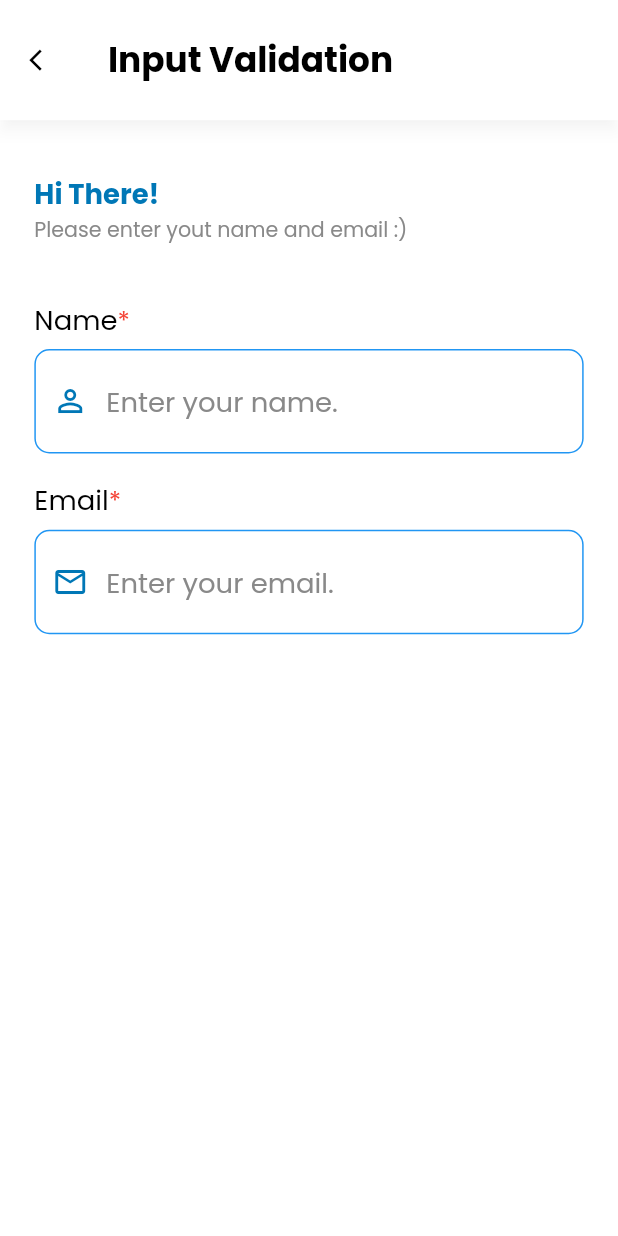
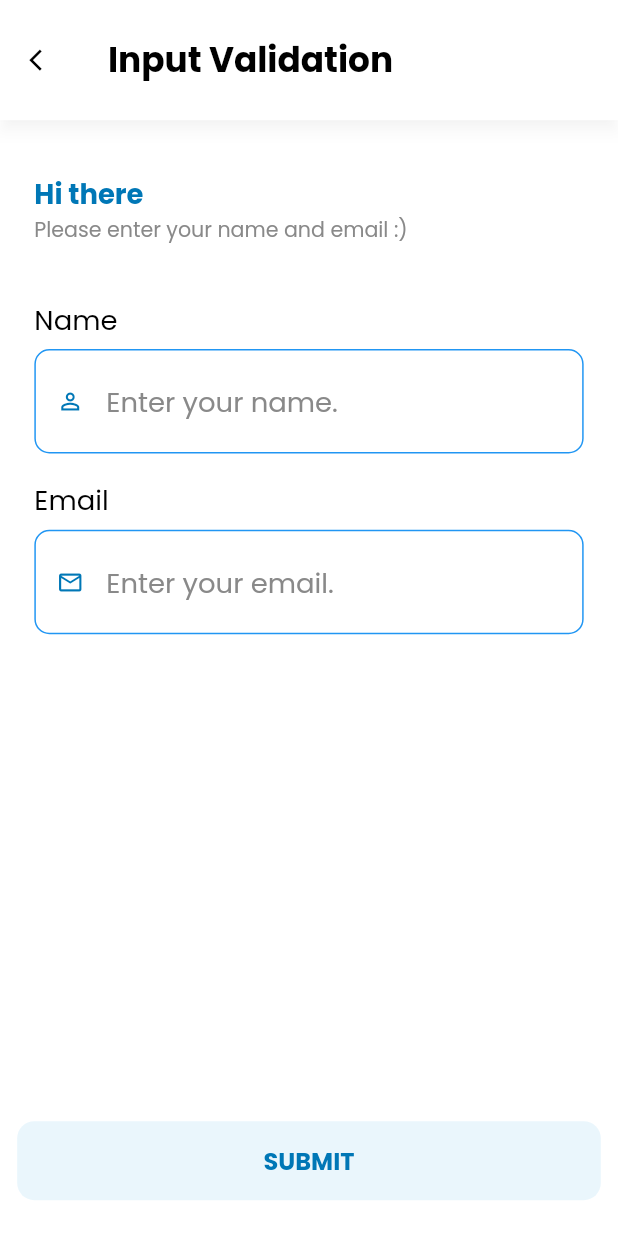
Before and after one commit to mazharaa/playground_news, a Flutter app: the InputValidationPage screen opened by its route, on a phone screen of 412 x 824 dp. Run offline on Flutter 3.47's test engine with Material 2 defaults, Android fonts, the phone set to English and light mode, and no system bars; our stand-ins replace auto_route, bloc, flutter_bloc, flutter_screenutil, flutter_svg, fluttertoast and 3 more.

Commit message:
Add Input Validation Page
Add Input validation page and it's function with Cubit

```diff
--- /dev/null
+++ b/lib/playground/application/input_validation_cubit/input_validation_cubit.dart
@@ -0,0 +1,39 @@
+import 'package:bloc/bloc.dart';
+import 'package:flutter/material.dart';
+import 'package:freezed_annotation/freezed_annotation.dart';
+import 'package:playground_news/playground/domain/input_validation/input_validation_entity.dart';
+
+part 'input_validation_cubit.freezed.dart';
+part 'input_validation_state.dart';
+
+class InputValidationCubit extends Cubit<InputValidationState> {
+  late TextEditingController nameController;
+  late TextEditingController emailController;
+
+  InputValidationCubit() : super(InputValidationState.initial()) {
+    nameController = TextEditingController()
+      ..addListener(() {
+        inputName(nameController.text);
+      });
+
+    emailController = TextEditingController()
+      ..addListener(() {
+        inputEmail(emailController.text);
+      });
+  }
+  void inputName(String val) {
+    emit(state.unmodified.copyWith.model(name: val));
+  }
+
+  void inputEmail(String val) {
+    emit(state.unmodified.copyWith.model(email: val));
+  }
+
+  void submit() {
+    if (state.model.failureOption.isNone()) {
+      emit(state.copyWith(changeStates: true));
+    } else {
+      emit(state.unmodified.copyWith(showError: true));
+    }
+  }
+}
--- /dev/null
+++ b/lib/playground/application/input_validation_cubit/input_validation_state.dart
@@ -0,0 +1,34 @@
+part of 'input_validation_cubit.dart';
+
+@freezed
+class InputValidationState with _$InputValidationState {
+  const InputValidationState._();
+  const factory InputValidationState({
+    required InputValidationEntity model,
+    required bool showError,
+    required bool changeStates,
+  }) = _InputVlidationState;
+
+  factory InputValidationState.initial() => InputValidationState(
+        model: InputValidationEntity.empty(),
+        showError: false,
+        changeStates: false,
+      );
+
+  InputValidationState get unmodified => copyWith(changeStates: false);
+
+  String? get showNameError => showError ? model.nameErrorMsg : null;
+  String? get showemailError => showError ? model.emailErrorMsg : null;
+
+  String get title {
+    if (!changeStates) return 'Hi there';
+
+    return 'Hi ${model.name}!';
+  }
+
+  String get description {
+    if (!changeStates) return 'Please enter your name and email :)';
+
+    return 'Your email was ${model.email} :)';
+  }
+}
--- /dev/null
+++ b/lib/playground/domain/input_validation/input_validation_entity.dart
@@ -0,0 +1,51 @@
+import 'package:flutter/foundation.dart';
+import 'package:fpdart/fpdart.dart';
+import 'package:freezed_annotation/freezed_annotation.dart';
+import 'package:playground_news/playground/domain/core/form_failure.dart';
+import 'package:playground_news/playground/domain/core/form_validator.dart';
+
+part 'input_validation_entity.freezed.dart';
+
+@freezed
+class InputValidationEntity with _$InputValidationEntity {
+  const InputValidationEntity._();
+  const factory InputValidationEntity({
+    required String name,
+    required String email,
+  }) = _InputValidationEntity;
+
+  factory InputValidationEntity.empty() => const InputValidationEntity(
+        name: '',
+        email: '',
+      );
+
+  Option<FormFailure> get failureOption {
+    return FormValidator.emptyValidator(name)
+        .andThen(() => FormValidator.emailValidator(email))
+        .fold(
+          (failure) => some(failure),
+          (_) => none(),
+        );
+  }
+
+  String? get nameErrorMsg {
+    return FormValidator.emptyValidator(name).fold(
+      (failure) => failure.maybeWhen(
+        orElse: () => null,
+        empty: () => 'Name must not be empty',
+      ),
+      (data) => null,
+    );
+  }
+
+  String? get emailErrorMsg {
+    return FormValidator.emailValidator(email).fold(
+      (failure) => failure.when(
+        empty: () => 'Email must not be emty',
+        tooLong: () => 'Email is too long',
+        invalidEmailAddress: () => 'Invalid email address',
+      ),
+      (data) => null,
+    );
+  }
+}
--- a/lib/playground/presentation/input_validation/input_validation_page.dart
+++ b/lib/playground/presentation/input_validation/input_validation_page.dart
@@ -1,8 +1,10 @@
 import 'package:auto_route/auto_route.dart';
 import 'package:flutter/material.dart';
+import 'package:flutter_bloc/flutter_bloc.dart';
 import 'package:playground_news/core/commons/color_const.dart';
 import 'package:playground_news/core/utils/text_theme_extension.dart';
 import 'package:playground_news/core/utils/ui_helper.dart';
+import 'package:playground_news/playground/application/input_validation_cubit/input_validation_cubit.dart';
 import 'package:playground_news/presentation/commons/widgets/input_text_field.dart';
 
 @RoutePage()
@@ -11,6 +13,10 @@ class InputValidationPage extends StatelessWidget {
 
   @override
   Widget build(BuildContext context) {
+    return BlocProvider(
+      create: (context) => InputValidationCubit(),
+      child: Builder(
+        builder: (context) {
           return Scaffold(
             appBar: AppBar(
               leading: GestureDetector(
@@ -22,57 +28,67 @@ class InputValidationPage extends StatelessWidget {
                 style: context.textTheme.displayLarge,
               ),
             ),
-      body: Padding(
+            bottomNavigationBar: Container(
+              margin: UiHelper.padding(horizontal: 10, vertical: 20),
+              child: ElevatedButton(
+                onPressed: () {
+                  context.read<InputValidationCubit>().submit();
+                },
+                child: const Text('SUBMIT'),
+              ),
+            ),
+            body: BlocBuilder<InputValidationCubit, InputValidationState>(
+              bloc: context.read<InputValidationCubit>(),
+              builder: (context, state) {
+                return Padding(
                   padding: UiHelper.padding(horizontal: 20, top: 30),
                   child: Column(
                     crossAxisAlignment: CrossAxisAlignment.start,
                     children: [
                       Text(
-              'Hi There!',
+                        state.title,
                         style: context.textTheme.displaySmall?.copyWith(
                           color: ColorConst.primary,
                         ),
                       ),
                       Text(
-              'Please enter yout name and email :)',
+                        state.description,
                         style: context.textTheme.bodySmall?.copyWith(
                           color: ColorConst.grey,
                         ),
                       ),
                       UiHelper.verticalSpace(30),
-            const InputTextField(
-              validationText: Text(
-                '*',
-                style: TextStyle(
-                  color: Colors.red,
-                  fontSize: 17,
-                ),
-              ),
+                      InputTextField(
+                        validator: (_) => state.showNameError,
+                        controller:
+                            context.read<InputValidationCubit>().nameController,
                         fieldName: 'Name',
                         hintText: 'Enter your name.',
-              prefixIcon: Icon(
+                        prefixIcon: const Icon(
                           Icons.person_outline,
                           color: ColorConst.primary,
                         ),
                       ),
                       UiHelper.verticalSpace(15),
-            const InputTextField(
-              validationText: Text(
-                '*',
-                style: TextStyle(
-                  color: Colors.red,
-                  fontSize: 17,
-                ),
-              ),
+                      InputTextField(
+                        validator: (_) => state.showemailError,
+                        controller: context
+                            .read<InputValidationCubit>()
+                            .emailController,
                         fieldName: 'Email',
                         hintText: 'Enter your email.',
-              prefixIcon: Icon(
+                        prefixIcon: const Icon(
                           Icons.mail_outline_outlined,
                           color: ColorConst.primary,
                         ),
                       ),
                     ],
                   ),
+                );
+              },
+            ),
+          );
+        },
       ),
     );
   }
--- a/lib/presentation/commons/widgets/input_text_field.dart
+++ b/lib/presentation/commons/widgets/input_text_field.dart
@@ -1,4 +1,6 @@
+// ignore_for_file: public_member_api_docs, sort_constructors_first
 import 'package:flutter/material.dart';
+
 import 'package:playground_news/core/commons/color_const.dart';
 import 'package:playground_news/core/utils/text_theme_extension.dart';
 import 'package:playground_news/core/utils/ui_helper.dart';
@@ -6,16 +8,20 @@ import 'package:playground_news/core/utils/ui_helper.dart';
 class InputTextField extends StatelessWidget {
   const InputTextField({
     Key? key,
-    required this.validationText,
     required this.fieldName,
     required this.hintText,
     required this.prefixIcon,
+    this.validator,
+    this.controller,
+    this.keyBoardType,
   }) : super(key: key);
 
-  final Text validationText;
   final String fieldName;
   final String hintText;
   final Icon prefixIcon;
+  final String? Function(String?)? validator;
+  final TextEditingController? controller;
+  final TextInputType? keyBoardType;
 
   @override
   Widget build(BuildContext context) {
@@ -27,20 +33,40 @@ class InputTextField extends StatelessWidget {
               fieldName,
               style: context.textTheme.bodyMedium,
             ),
-            validationText,
           ],
         ),
         UiHelper.verticalSpace(5),
-        TextField(
+        TextFormField(
+          keyboardType: keyBoardType,
+          controller: controller,
+          validator: validator,
+          autovalidateMode: AutovalidateMode.always,
           decoration: InputDecoration(
             contentPadding: UiHelper.padding(vertical: 17),
+            isDense: true,
             enabledBorder: OutlineInputBorder(
+              borderSide: const BorderSide(color: Colors.blue),
+              borderRadius: BorderRadius.circular(10),
+            ),
+            focusedBorder: OutlineInputBorder(
               borderSide: const BorderSide(color: Colors.blue),
               borderRadius: BorderRadius.circular(10),
             ),
             hintText: hintText,
             hintStyle: context.textTheme.bodyMedium?.copyWith(
               color: ColorConst.grey,
+            ),
+            errorStyle: context.textTheme.bodySmall!.copyWith(
+              color: ColorConst.red,
+            ),
+            focusedErrorBorder: OutlineInputBorder(
+              borderSide: const BorderSide(color: ColorConst.red),
+              borderRadius: BorderRadius.circular(10),
+            ),
+            errorMaxLines: 2,
+            errorBorder: OutlineInputBorder(
+              borderSide: const BorderSide(color: ColorConst.red),
+              borderRadius: BorderRadius.circular(10),
             ),
             prefixIcon: prefixIcon,
           ),
--- a/pubspec.yaml
+++ b/pubspec.yaml
@@ -39,6 +39,8 @@ dependencies:
   logger: ^1.3.0
   bloc: ^8.1.1
   flutter_bloc: ^8.1.3
+  freezed_annotation: ^2.2.0
+  fpdart: ^1.1.0
 
 
   # The following adds the Cupertino Icons font to your application.
@@ -51,6 +53,7 @@ dev_dependencies:
   auto_route_generator: ^7.0.0
   injectable_generator: ^2.1.5
   build_runner: ^2.3.3
+  freezed: ^2.3.4
 
   # The "flutter_lints" package below contains a set of recommended lints to
   # encourage good coding practices. The lint set provided by the package is
```
Also changed, not shown: lib/main.dart (+1 -6 lines), lib/playground/domain/core/form_failure.dart (added, +10 -0 lines), lib/playground/domain/core/form_validator.dart (added, +29 -0 lines), lib/playground/presentation/counter_page/counter_page.dart (+5 -2 lines), lib/playground/presentation/dummy_ui/dummy_ui_page.dart (+0 -7 lines), lib/playground/application/input_validation_cubit/input_validation_cubit.freezed.dart (added), lib/playground/domain/core/form_failure.freezed.dart (added), lib/playground/domain/input_validation/input_validation_entity.freezed.dart (added), pubspec.lock. Lines whose indentation alone changed are shown as unchanged.
